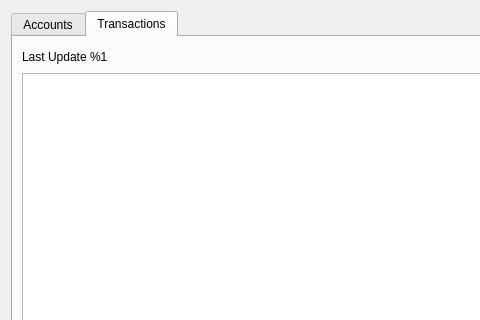
First picture: the form in src/centralwidget.ui, repository VSRonin/BudgetyMcBudgetface, before the edit; both pictures show x 0 to 480 and y 0 to 320 of the 915 by 811 pixel window.
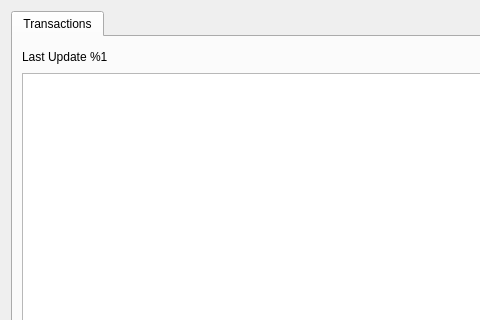
Second picture: the form after the edit. The open tabs and pages were chosen to show the change.

The edit to the form file:
```diff
--- a/src/centralwidget.ui
+++ b/src/centralwidget.ui
@@ -19,11 +19,6 @@
      <property name="currentIndex">
       <number>0</number>
      </property>
-     <widget class="QWidget" name="accountsTab">
-      <attribute name="title">
-       <string>Accounts</string>
-      </attribute>
-     </widget>
      <widget class="QWidget" name="transactionTab">
       <attribute name="title">
        <string>Transactions</string>
```
Left out of the diff: 2 changed lines with no effect on the pictures.
